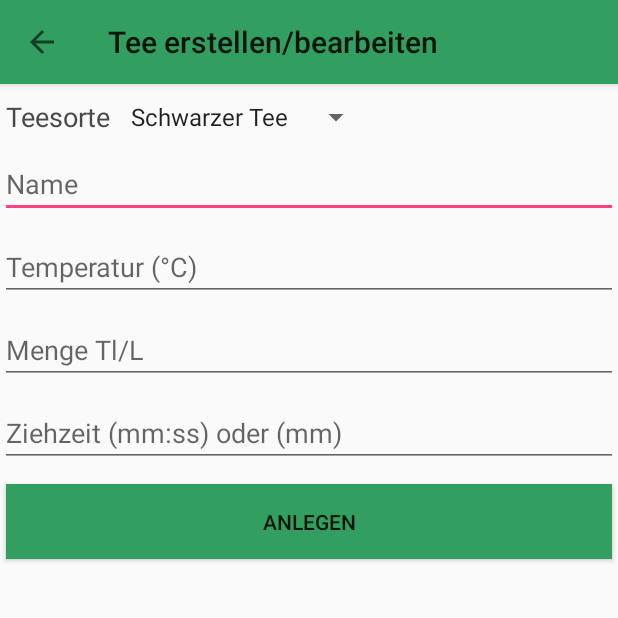
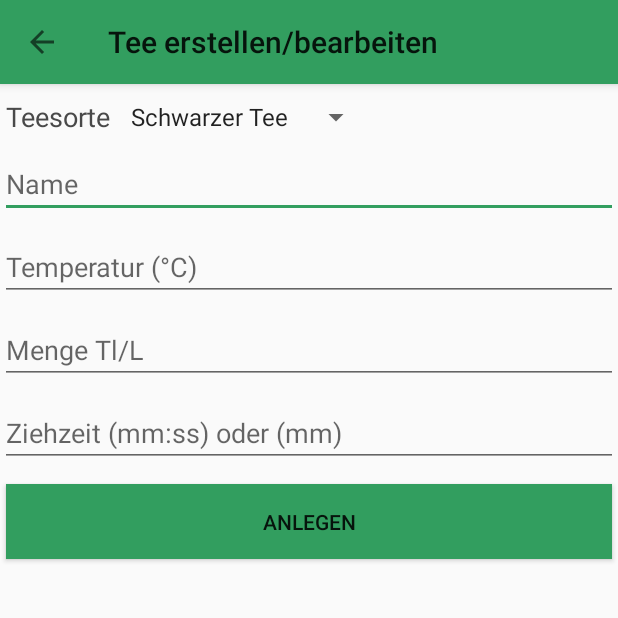
Before and after one commit to pase13voxi/Teespeicher, an Android app: the NewTea screen opened directly, with no data from a screen before it, on a phone screen of 412 x 824 dp, the top half of it. Run offline under Robolectric (Android 15) with nearby library versions, the phone set to English and light mode, and no system bars.

Commit message:
neustes Update
Menü wurde verbessert und die Farben wurden angepasst.

```diff
--- a/Teespeicher/app/src/main/java/paseb/teeapp/teespeicher/MainActivity.java
+++ b/Teespeicher/app/src/main/java/paseb/teeapp/teespeicher/MainActivity.java
@@ -31,6 +31,7 @@
         Toolbar toolbar = (Toolbar) findViewById(R.id.tool_bar);
         setSupportActionBar(toolbar);
 
+        //TestToast
         Toast toast1 = Toast.makeText(getApplicationContext(), "Kurz vor dem Laden.", Toast.LENGTH_SHORT);
         toast1.show();
         //Settings holen
--- a/Teespeicher/app/src/main/res/values/styles.xml
+++ b/Teespeicher/app/src/main/res/values/styles.xml
@@ -5,7 +5,8 @@
         <!-- Customize your theme here. -->
         <item name="colorPrimary">@color/colorPrimary</item>
         <item name="colorPrimaryDark">@color/colorPrimaryDark</item>
-        <item name="colorAccent">@color/colorAccent</item>
+        <item name="colorAccent">@color/colorPrimary</item>
     </style>
 
+
 </resources>
```
